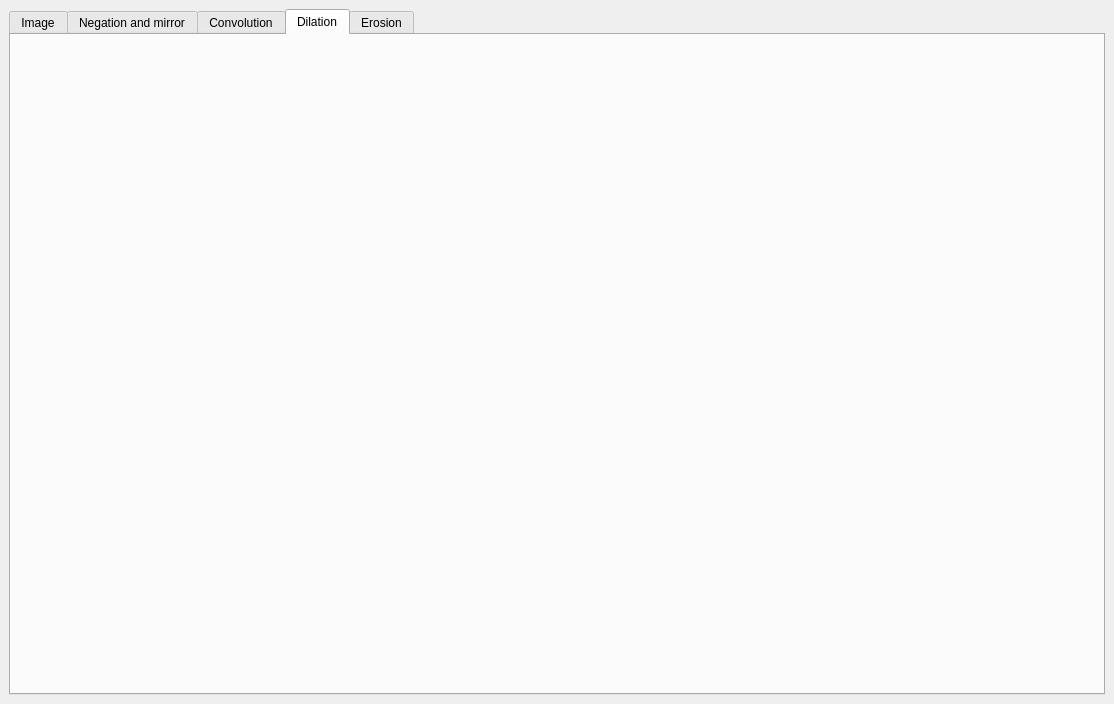
andre002wp/Comvis-Semester-5, file Comvis I Design.ui: the form before one commit.
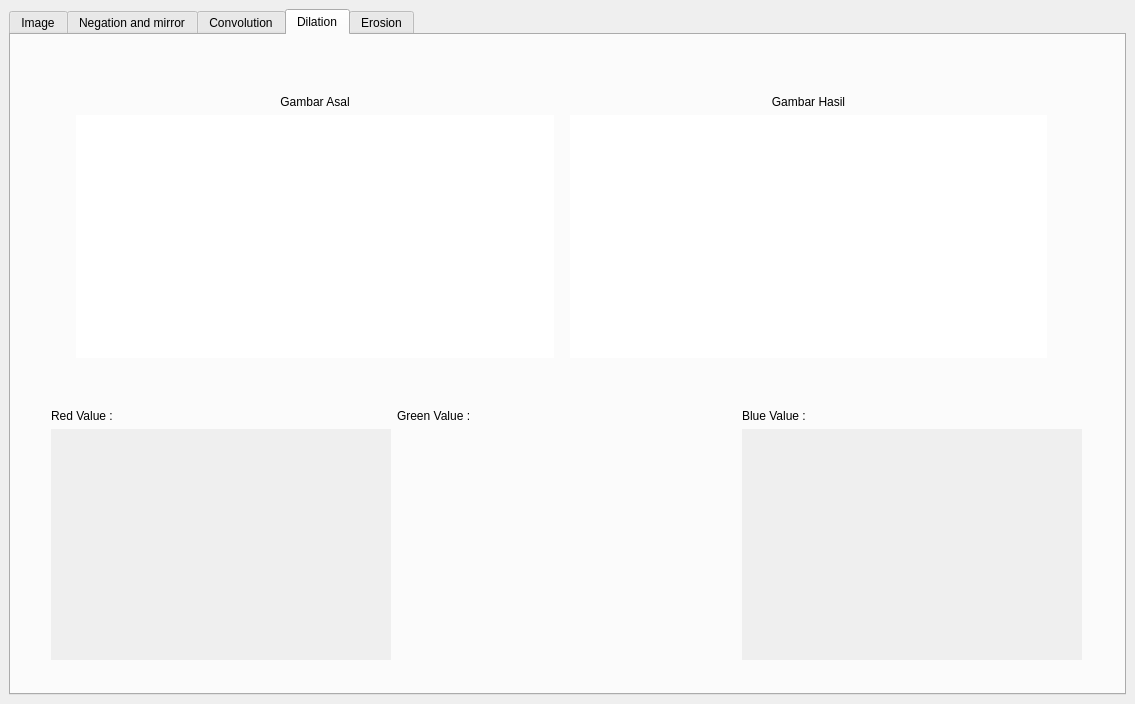
The form after the commit. The open tabs and pages were chosen to show the change. Custom widgets are drawn as their Qt base class.

```diff
--- a/Comvis I Design.ui
+++ b/Comvis I Design.ui
@@ -6,7 +6,7 @@
    <rect>
     <x>0</x>
     <y>0</y>
-    <width>1114</width>
+    <width>1135</width>
     <height>704</height>
    </rect>
   </property>
@@ -900,6 +900,230 @@
        <attribute name="title">
         <string>Dilation</string>
        </attribute>
+       <widget class="QWidget" name="layoutWidget_3">
+        <property name="geometry">
+         <rect>
+          <x>45</x>
+          <y>40</y>
+          <width>1021</width>
+          <height>303</height>
+         </rect>
+        </property>
+        <layout class="QGridLayout" name="gridLayout_13">
+         <property name="sizeConstraint">
+          <enum>QLayout::SetNoConstraint</enum>
+         </property>
+         <property name="leftMargin">
+          <number>20</number>
+         </property>
+         <property name="topMargin">
+          <number>20</number>
+         </property>
+         <property name="rightMargin">
+          <number>20</number>
+         </property>
+         <property name="bottomMargin">
+          <number>20</number>
+         </property>
+         <item row="1" column="4">
+          <spacer name="horizontalSpacer_13">
+           <property name="orientation">
+            <enum>Qt::Horizontal</enum>
+           </property>
+           <property name="sizeType">
+            <enum>QSizePolicy::Fixed</enum>
+           </property>
+           <property name="sizeHint" stdset="0">
+            <size>
+             <width>10</width>
+             <height>0</height>
+            </size>
+           </property>
+          </spacer>
+         </item>
+         <item row="0" column="3">
+          <widget class="QLabel" name="label_24">
+           <property name="sizePolicy">
+            <sizepolicy hsizetype="Preferred" vsizetype="Fixed">
+             <horstretch>0</horstretch>
+             <verstretch>30</verstretch>
+            </sizepolicy>
+           </property>
+           <property name="text">
+            <string>Gambar Hasil</string>
+           </property>
+           <property name="alignment">
+            <set>Qt::AlignCenter</set>
+           </property>
+          </widget>
+         </item>
+         <item row="1" column="0">
+          <widget class="QLabel" name="image_Asli_5">
+           <property name="sizePolicy">
+            <sizepolicy hsizetype="Expanding" vsizetype="Preferred">
+             <horstretch>0</horstretch>
+             <verstretch>0</verstretch>
+            </sizepolicy>
+           </property>
+           <property name="minimumSize">
+            <size>
+             <width>360</width>
+             <height>240</height>
+            </size>
+           </property>
+           <property name="acceptDrops">
+            <bool>true</bool>
+           </property>
+           <property name="autoFillBackground">
+            <bool>false</bool>
+           </property>
+           <property name="styleSheet">
+            <string notr="true">background-color: rgb(255, 255, 255)</string>
+           </property>
+           <property name="text">
+            <string/>
+           </property>
+           <property name="scaledContents">
+            <bool>true</bool>
+           </property>
+          </widget>
+         </item>
+         <item row="1" column="1">
+          <spacer name="horizontalSpacer_14">
+           <property name="orientation">
+            <enum>Qt::Horizontal</enum>
+           </property>
+           <property name="sizeType">
+            <enum>QSizePolicy::Fixed</enum>
+           </property>
+           <property name="sizeHint" stdset="0">
+            <size>
+             <width>10</width>
+             <height>20</height>
+            </size>
+           </property>
+          </spacer>
+         </item>
+         <item row="1" column="3">
+          <widget class="QLabel" name="image_Dilation">
+           <property name="sizePolicy">
+            <sizepolicy hsizetype="Expanding" vsizetype="Preferred">
+             <horstretch>0</horstretch>
+             <verstretch>0</verstretch>
+            </sizepolicy>
+           </property>
+           <property name="minimumSize">
+            <size>
+             <width>360</width>
+             <height>240</height>
+            </size>
+           </property>
+           <property name="autoFillBackground">
+            <bool>false</bool>
+           </property>
+           <property name="styleSheet">
+            <string notr="true">background-color: rgb(255, 255, 255)</string>
+           </property>
+           <property name="text">
+            <string/>
+           </property>
+           <property name="scaledContents">
+            <bool>true</bool>
+           </property>
+          </widget>
+         </item>
+         <item row="0" column="0">
+          <widget class="QLabel" name="label_25">
+           <property name="sizePolicy">
+            <sizepolicy hsizetype="Preferred" vsizetype="Fixed">
+             <horstretch>0</horstretch>
+             <verstretch>30</verstretch>
+            </sizepolicy>
+           </property>
+           <property name="text">
+            <string>Gambar Asal</string>
+           </property>
+           <property name="alignment">
+            <set>Qt::AlignCenter</set>
+           </property>
+          </widget>
+         </item>
+        </layout>
+       </widget>
+       <widget class="QWidget" name="layoutWidget_5">
+        <property name="geometry">
+         <rect>
+          <x>40</x>
+          <y>374</y>
+          <width>1031</width>
+          <height>251</height>
+         </rect>
+        </property>
+        <layout class="QGridLayout" name="Histogramgrid_6">
+         <item row="1" column="3">
+          <widget class="Histogram" name="Blue_Histogram_5" native="true">
+           <property name="maximumSize">
+            <size>
+             <width>16777215</width>
+             <height>16777215</height>
+            </size>
+           </property>
+           <property name="autoFillBackground">
+            <bool>true</bool>
+           </property>
+          </widget>
+         </item>
+         <item row="1" column="0">
+          <widget class="Histogram" name="Red_Histogram_5" native="true">
+           <property name="autoFillBackground">
+            <bool>true</bool>
+           </property>
+          </widget>
+         </item>
+         <item row="0" column="0">
+          <widget class="QLabel" name="label_28">
+           <property name="sizePolicy">
+            <sizepolicy hsizetype="Preferred" vsizetype="Fixed">
+             <horstretch>0</horstretch>
+             <verstretch>30</verstretch>
+            </sizepolicy>
+           </property>
+           <property name="text">
+            <string>Red Value :</string>
+           </property>
+          </widget>
+         </item>
+         <item row="0" column="1">
+          <widget class="QLabel" name="label_29">
+           <property name="sizePolicy">
+            <sizepolicy hsizetype="Preferred" vsizetype="Fixed">
+             <horstretch>0</horstretch>
+             <verstretch>30</verstretch>
+            </sizepolicy>
+           </property>
+           <property name="text">
+            <string>Green Value :</string>
+           </property>
+          </widget>
+         </item>
+         <item row="0" column="3">
+          <widget class="QLabel" name="label_30">
+           <property name="sizePolicy">
+            <sizepolicy hsizetype="Preferred" vsizetype="Fixed">
+             <horstretch>0</horstretch>
+             <verstretch>30</verstretch>
+            </sizepolicy>
+           </property>
+           <property name="text">
+            <string>Blue Value :</string>
+           </property>
+          </widget>
+         </item>
+         <item row="1" column="1">
+          <widget class="Histogram" name="Green_Histogram_5" native="true"/>
+         </item>
+        </layout>
+       </widget>
       </widget>
       <widget class="QWidget" name="tab_2">
        <attribute name="title">
```
Left out of the diff: 444 changed lines with no effect on the pictures.
